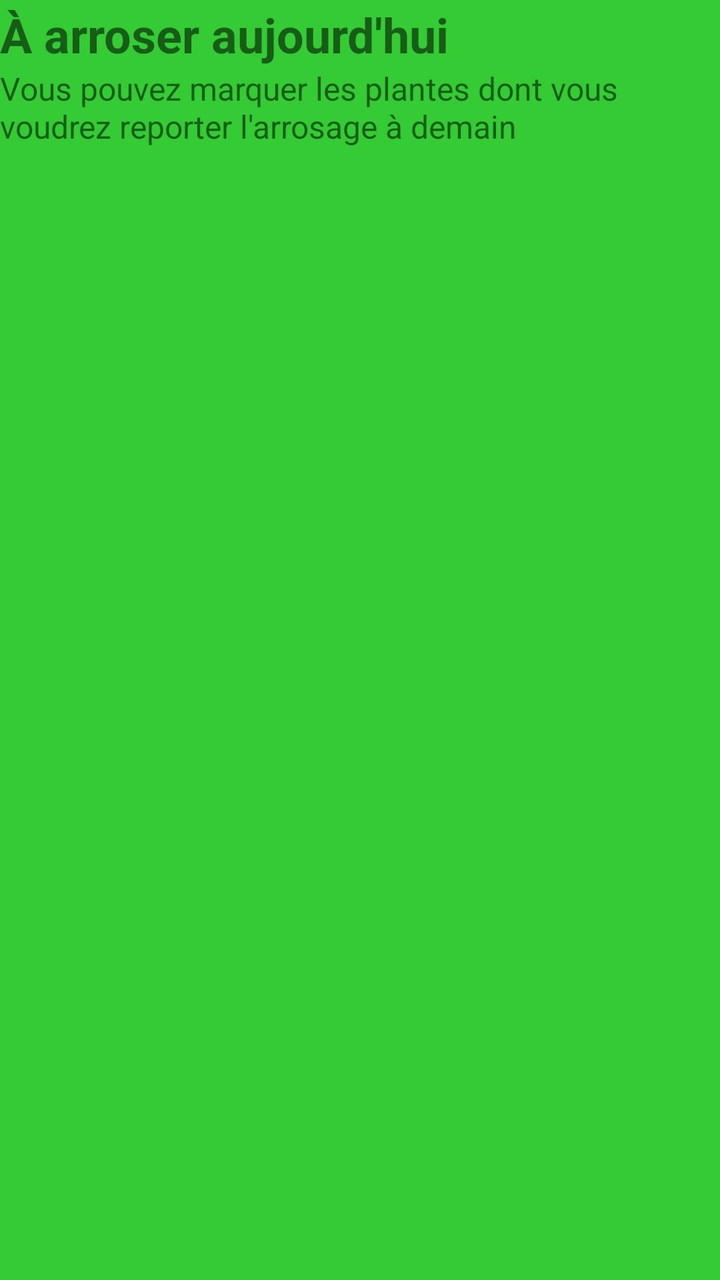
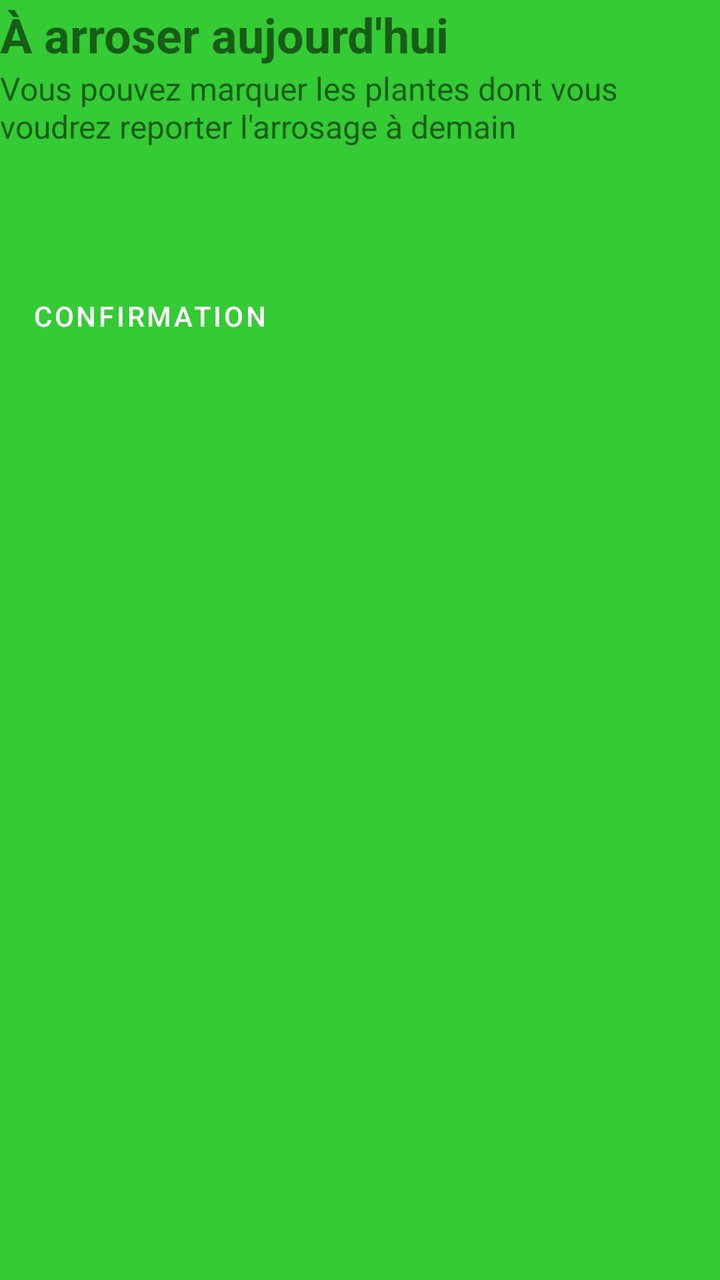

Compare the two renders of this Android layout. The source of the first and the diff that turns it into the second are given below.
<!-- AndroidManifest.xml: application theme Theme.ProjetRappelsArrosage -->
<!-- res/layout/activity_plantes_arroser_aujourdhui.xml -->
<?xml version="1.0" encoding="utf-8"?>
<androidx.constraintlayout.widget.ConstraintLayout xmlns:android="http://schemas.android.com/apk/res/android"
    xmlns:app="http://schemas.android.com/apk/res-auto"
    xmlns:tools="http://schemas.android.com/tools"
    android:layout_width="match_parent"
    android:layout_height="match_parent"
    android:background="@color/couleurPaire"
    tools:context=".PlantesArroserAujourdhui">

    <LinearLayout
        android:id="@+id/linear_layout_vertical"
        android:layout_width="match_parent"
        android:layout_height="match_parent"
        android:orientation="vertical"
        android:paddingTop="1dp"
        android:paddingBottom="4dp">

        <TextView
            android:id="@+id/titre"
            android:layout_width="wrap_content"
            android:layout_height="wrap_content"
            android:tag="titre"
            android:text="À arroser aujourd'hui "
            android:textSize="24sp"
            android:textStyle="bold" />

        <TextView
            android:id="@+id/desc"
            android:layout_width="wrap_content"
            android:layout_height="wrap_content"
            android:tag="desc"
            android:text= "Vous pouvez marquer les plantes dont vous voudrez reporter l'arrosage à demain"
            android:textSize="16sp"
             />

        <androidx.recyclerview.widget.RecyclerView
            android:id="@+id/recycler"
            android:layout_width="match_parent"
            android:layout_height="wrap_content"
            android:layout_marginTop="30dp"
            android:layout_marginBottom="30dp"
            android:scrollbars="vertical" />

    </LinearLayout>

</androidx.constraintlayout.widget.ConstraintLayout>
<!-- resources referenced by this layout -->
<resources>
  <color name="couleurPaire">#34cb34</color>
  <style name="Theme.ProjetRappelsArrosage" parent="Theme.MaterialComponents.DayNight.DarkActionBar">
          
          <item name="colorPrimary">@color/vert_500</item>
          <item name="colorPrimaryVariant">@color/vert_700</item>
          <item name="colorOnPrimary">@color/white</item>
          
          <item name="colorSecondary">@color/vert_500</item>
          <item name="colorSecondaryVariant">@color/vert_700</item>
          <item name="colorOnSecondary">@color/black</item>
          
          <item name="android:statusBarColor" tools:targetApi="l">?attr/colorPrimaryVariant</item>
          
      </style>
  <color name="vert_500">#34cb34</color>
  <color name="vert_700">#2aa22a</color>
  <color name="white">#FFFFFFFF</color>
  <color name="black">#FF000000</color>
</resources>

<!-- the commit's change to res/layout/activity_plantes_arroser_aujourdhui.xml (unified diff, before → after) -->
@@ -29,7 +29,7 @@
             android:layout_width="wrap_content"
             android:layout_height="wrap_content"
             android:tag="desc"
-            android:text= "Vous pouvez marquer les plantes dont vous voudrez reporter l'arrosage à demain"
+            android:text="Vous pouvez marquer les plantes dont vous voudrez reporter l'arrosage à demain"
             android:textSize="16sp"
              />
 
@@ -41,6 +41,13 @@
             android:layout_marginBottom="30dp"
             android:scrollbars="vertical" />
 
+        <Button
+            android:id="@+id/add"
+            android:layout_width="wrap_content"
+            android:layout_height="wrap_content"
+            android:onClick="supprimer"
+            android:text="Confirmation" />
+        
     </LinearLayout>
 
 </androidx.constraintlayout.widget.ConstraintLayout>
